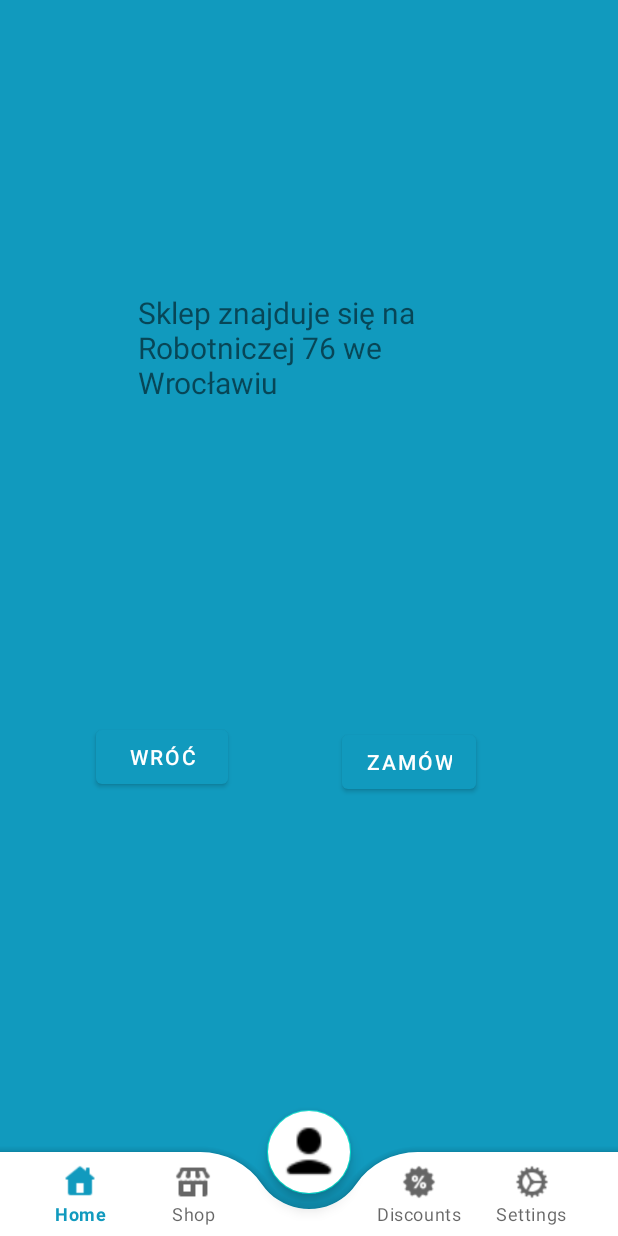
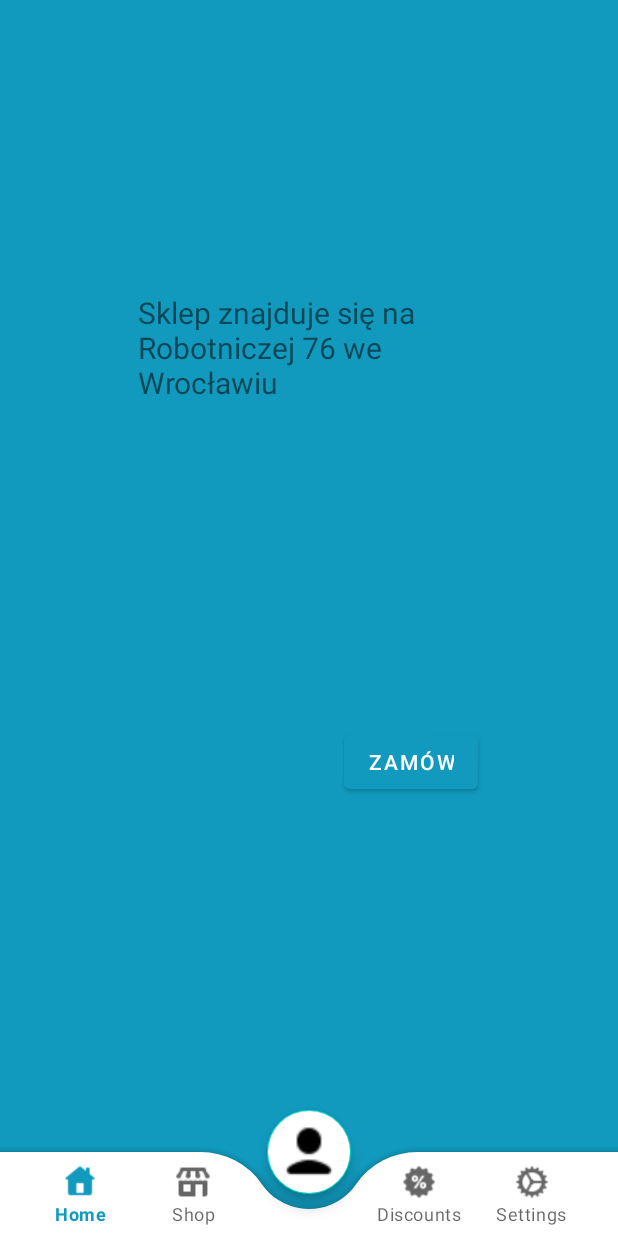
Before and after one commit to Timhello1/IOProject, an Android app: the fragment BasketTransferShop placed in its activity, on a phone screen of 412 x 824 dp. Run offline under Robolectric (Android 15) with nearby library versions, the phone set to English and light mode, and no system bars; our stand-ins replace Firebase (no records; nobody signed in at launch, a user with empty details on screens opened directly); libraries missing offline, so code that uses them is left out: com.mailjet.client.

Commit message:
Back buttons deletion

```diff
--- a/app/src/main/java/com/example/ioproject/shop/AddProductFragment.java
+++ b/app/src/main/java/com/example/ioproject/shop/AddProductFragment.java
@@ -41,6 +41,8 @@ public class AddProductFragment extends Fragment {
     public void onViewCreated(@NonNull View view, @Nullable Bundle savedInstanceState){
         super.onViewCreated(view,savedInstanceState);
 
+
+
         binding.button2.setOnClickListener(v -> {
             FirebaseFirestore db = FirebaseFirestore.getInstance();
 
--- a/app/src/main/res/layout/fragment_basket_transfer_shop.xml
+++ b/app/src/main/res/layout/fragment_basket_transfer_shop.xml
@@ -19,23 +19,15 @@
         app:layout_constraintStart_toStartOf="parent" />
 
     <Button
-        android:id="@+id/button14"
-        android:layout_width="wrap_content"
-        android:layout_height="wrap_content"
-        android:layout_marginStart="64dp"
-        android:layout_marginBottom="295dp"
-        android:text="Wróć"
-        app:layout_constraintBottom_toBottomOf="parent"
-        app:layout_constraintStart_toStartOf="parent" />
-
-    <Button
         android:id="@+id/button15"
         android:layout_width="wrap_content"
         android:layout_height="wrap_content"
-        android:layout_marginStart="76dp"
+        android:layout_marginStart="228dp"
+        android:layout_marginEnd="92dp"
         android:layout_marginBottom="292dp"
         android:onClick="sendEmail"
         android:text="Zamów"
         app:layout_constraintBottom_toBottomOf="parent"
-        app:layout_constraintStart_toEndOf="@+id/button14" />
+        app:layout_constraintEnd_toEndOf="parent"
+        app:layout_constraintStart_toStartOf="parent" />
 </androidx.constraintlayout.widget.ConstraintLayout>
```
Also changed, not shown: app/src/main/res/layout/fragment_add_offer.xml (+0 -10 lines), app/src/main/res/layout/fragment_add_product.xml (+0 -10 lines), app/src/main/res/layout/fragment_basket_card_address.xml (deleted, +0 -14 lines), app/src/main/res/layout/fragment_basket_card_shop.xml (deleted, +0 -14 lines), app/src/main/res/layout/fragment_basket_transfer_address.xml (+0 -10 lines), app/src/main/res/layout/fragment_order_make.xml (+0 -10 lines).
